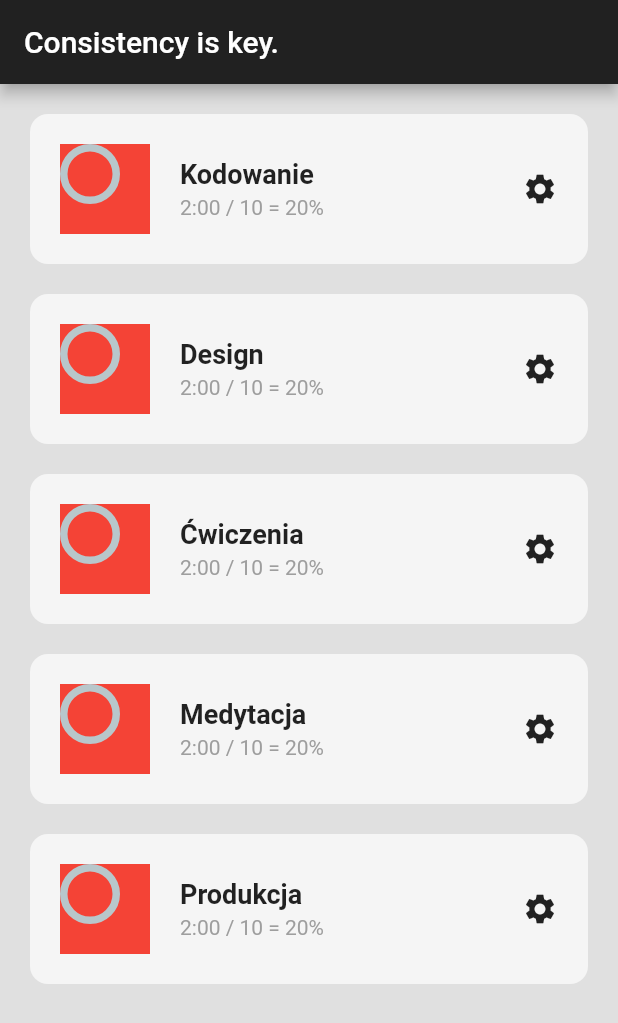
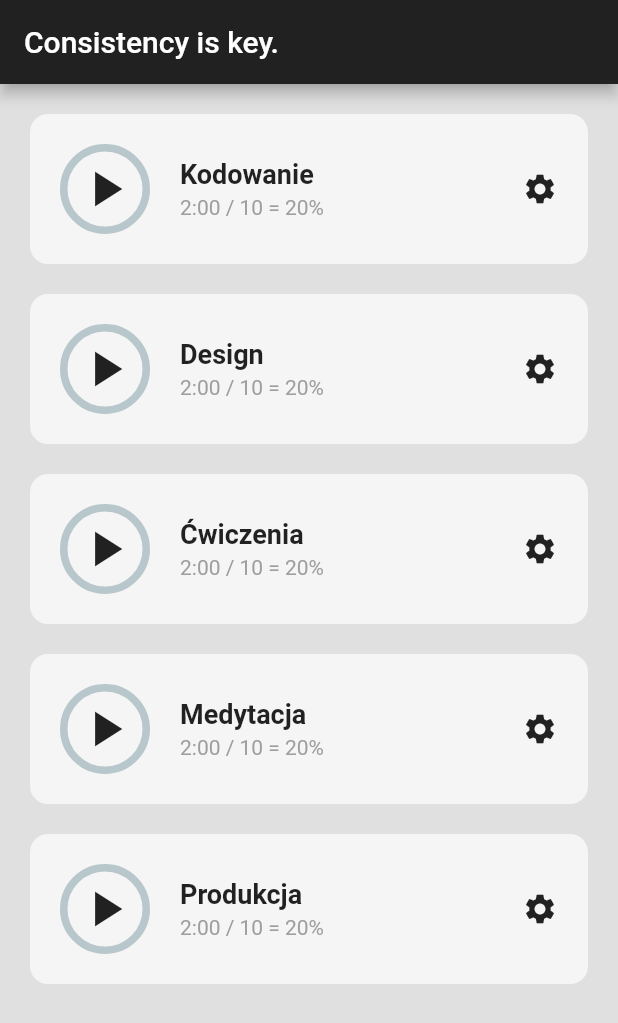
Before and after one commit to patrickkoszewski/habit_tracker_app, a Flutter app: the screen it shows after launch, on a phone screen of 412 x 824 dp. Shown: the top 1023 px of the screen. Run offline on Flutter 3.47's test engine with Material 2 defaults, Android fonts, the phone set to English and light mode, and no system bars; drawn by our look-alikes of percent_indicator.

Commit message:
add play button

```diff
--- a/lib/util/habit_tile.dart
+++ b/lib/util/habit_tile.dart
@@ -30,11 +30,17 @@ class HabitTile extends StatelessWidget {
                 Container(
                   height: 60,
                   width: 60,
-                  color: Colors.red,
                   child: Stack(children: [
                     //progress circle
                     CircularPercentIndicator(
-                      radius: 40,
+                      radius: 60,
+                    ),
+                    //play pause button
+                    Center(
+                      child: Icon(
+                        Icons.play_arrow,
+                        size: 40,
+                      ),
                     ),
                   ]),
                 ),
```
